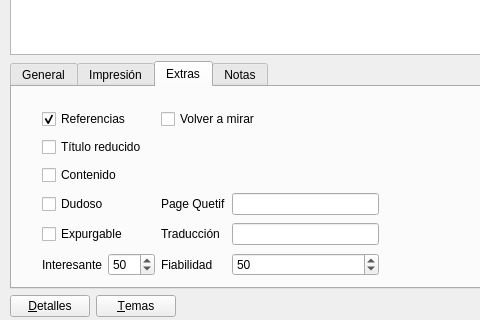
Above: gui/dlgnuevaobra.ui from rogorido/qtpredicadores before the change; both pictures show x 0 to 480 and y 185 to 505 of the 671 by 505 pixel window. Below: the same form after it.
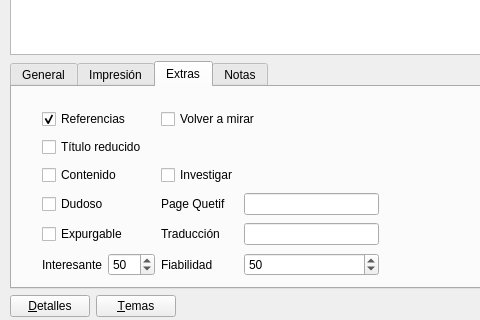
That is the form after the change. The open tabs and pages were chosen to show the change. Custom widgets are drawn as their Qt base class.

Commit message: Añadido campo investigar a las obras nuevas

Patch:
```diff
--- a/gui/dlgnuevaobra.ui
+++ b/gui/dlgnuevaobra.ui
@@ -13,7 +13,7 @@
   <property name="windowTitle">
    <string>Dialog</string>
   </property>
-  <widget class="QWidget" name="">
+  <widget class="QWidget" name="layoutWidget">
    <property name="geometry">
     <rect>
      <x>10</x>
@@ -366,6 +366,13 @@
          <item row="3" column="3">
           <widget class="QLineEdit" name="txtPageQuetif"/>
          </item>
+         <item row="2" column="2">
+          <widget class="QCheckBox" name="ckInvestigar">
+           <property name="text">
+            <string>Investigar</string>
+           </property>
+          </widget>
+         </item>
         </layout>
        </widget>
       </widget>
```
Left out of the diff: 2 changed lines with no effect on the pictures. The commit also changes 4 other files.
